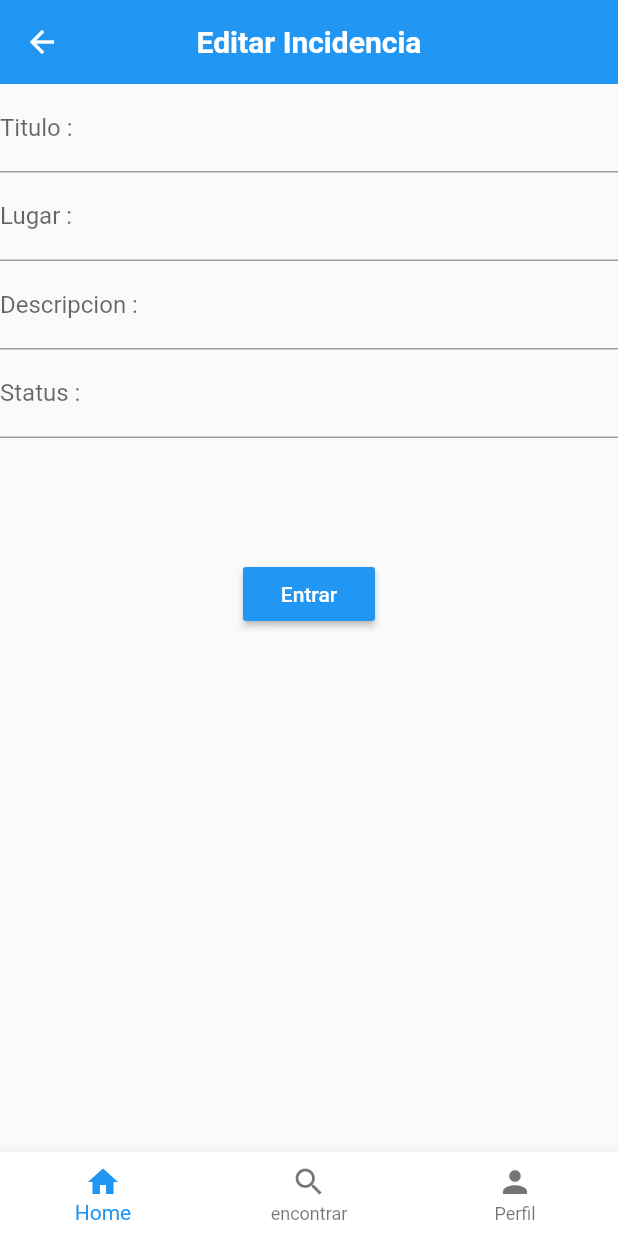
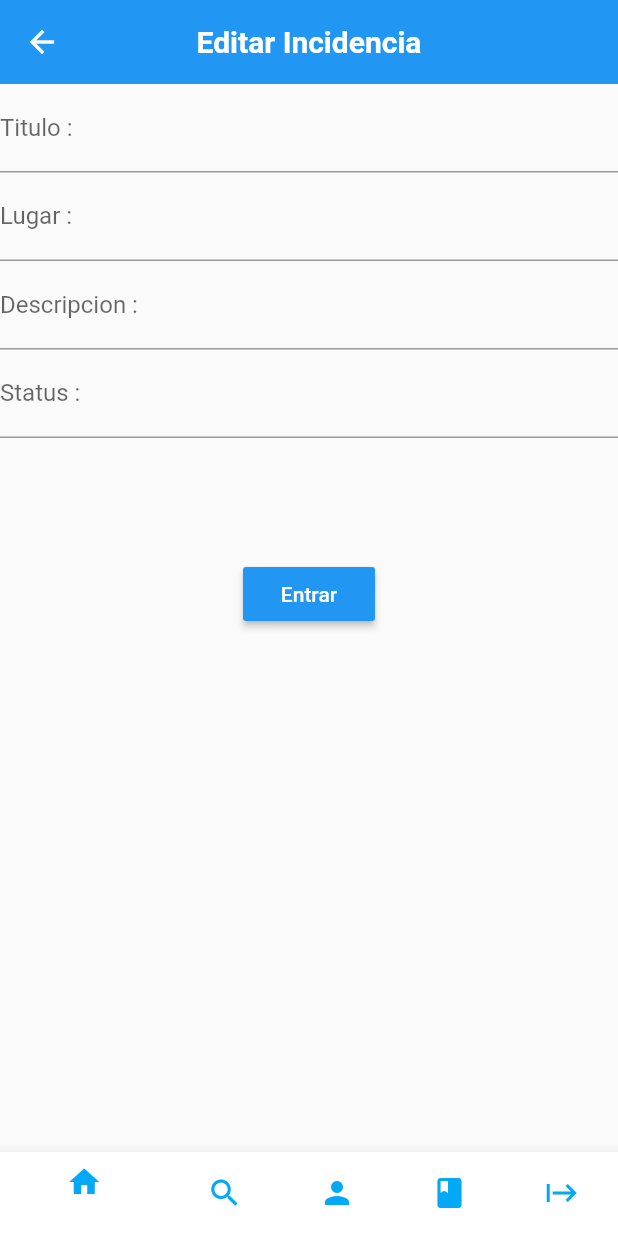
Before and after one commit to JuanJoseTJ29/TallerMovil, a Flutter app: the incidence_edit screen opened directly, on a phone screen of 412 x 824 dp. Run offline on Flutter 3.47's test engine with Material 2 defaults, Android fonts, the phone set to English and light mode, and no system bars; our stand-ins replace dropdown_button2, image_picker, shared_preferences; accounts and stored records are empty.

Commit message:
Update edit_incidents.dart

```diff
--- a/lib/incidents/ui/screens/edit_incidents.dart
+++ b/lib/incidents/ui/screens/edit_incidents.dart
@@ -1,4 +1,11 @@
 import 'package:flutter/material.dart';
+
+import 'list_incidents.dart';
+import 'search_incidents.dart';
+import '../../../users/ui/screens/profile_user.dart';
+
+import '../../../Encuesta.dart';
+import 'registerinci.dart';
 
 class incidence_edit extends StatefulWidget {
   const incidence_edit({Key? key}) : super(key: key);
@@ -8,7 +15,18 @@ class incidence_edit extends StatefulWidget {
 
 class _incidenceState extends State<incidence_edit> {
   final _formKey = GlobalKey<FormState>();
+  //Indice para acceder a los elementos
   int indexTap = 0;
+  final List<Widget> widgetsChildren = [
+    //Para dar una lista de metodos
+    ReviewList(),
+    SearchIncidents(),
+    ProfileUsers(),
+    registerinci(),
+    Encuesta()
+  ];
+
+  //Metodo para dar una evento
   void onTapTapped(int index) {
     setState(() {
       indexTap = index;
@@ -91,11 +109,22 @@ class _incidenceState extends State<incidence_edit> {
               onTap: onTapTapped,
               currentIndex: indexTap,
               items: [
-                BottomNavigationBarItem(icon: Icon(Icons.home), label: "Home"),
                 BottomNavigationBarItem(
-                    icon: Icon(Icons.search), label: "encontrar"),
+                    icon: Icon(Icons.home, color: Colors.lightBlue),
+                    label: "Home"),
                 BottomNavigationBarItem(
-                    icon: Icon(Icons.person), label: "Perfil"),
+                    icon: Icon(Icons.search, color: Colors.lightBlue),
+                    label: "Buscar"),
+                BottomNavigationBarItem(
+                  icon: Icon(Icons.person, color: Colors.lightBlue),
+                  label: "Perfil",
+                ),
+                BottomNavigationBarItem(
+                    icon: Icon(Icons.book, color: Colors.lightBlue),
+                    label: "Registrar incidencia"),
+                BottomNavigationBarItem(
+                    icon: Icon(Icons.start, color: Colors.lightBlue),
+                    label: "Formulario")
               ]),
         ));
   }
```
